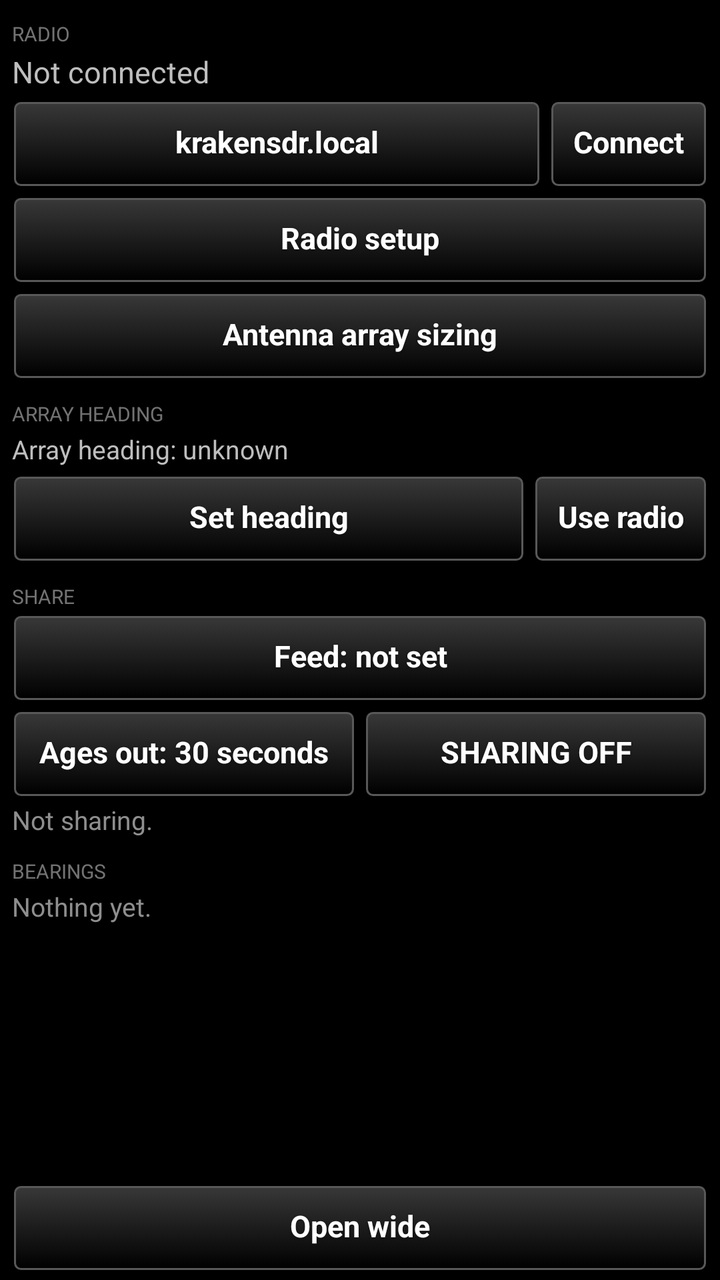
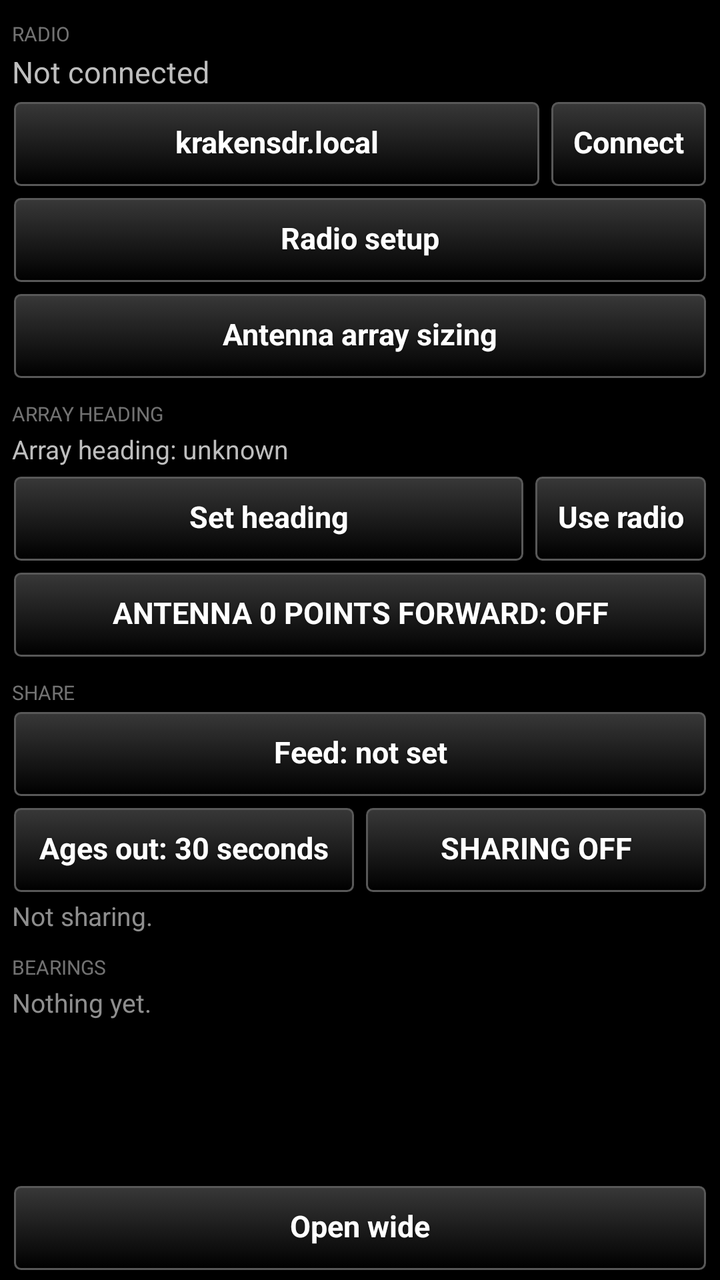

The first picture is an Android layout as it rendered before a commit; the second is the same layout after the commit. The layout source and the unified diff follow.
<!-- AndroidManifest.xml: application theme AppTheme -->
<!-- res/layout/signaldf_pane.xml -->
<?xml version="1.0" encoding="utf-8"?>
<LinearLayout xmlns:android="http://schemas.android.com/apk/res/android"
    android:layout_width="match_parent"
    android:layout_height="match_parent"
    android:orientation="vertical"
    android:paddingLeft="6dp"
    android:paddingRight="6dp">

    <ScrollView
        android:layout_width="match_parent"
        android:layout_height="0dp"
        android:layout_weight="1"
        android:fadeScrollbars="false">

        <LinearLayout
            android:layout_width="match_parent"
            android:layout_height="wrap_content"
            android:orientation="vertical">

            <TextView
                style="@style/SectionHeading"
                android:text="Radio" />

            <TextView
                android:id="@+id/status"
                android:layout_width="match_parent"
                android:layout_height="wrap_content"
                android:textSize="15sp"
                android:text="Not connected" />

            <TextView
                android:id="@+id/feed_line"
                android:layout_width="match_parent"
                android:layout_height="wrap_content"
                android:textSize="12sp"
                android:alpha="0.75"
                android:paddingTop="2dp"
                android:visibility="gone" />

            <LinearLayout
                android:layout_width="match_parent"
                android:layout_height="wrap_content"
                android:orientation="horizontal"
                android:paddingTop="4dp">

                <Button
                    style="@style/TakwerxButton"
                    android:id="@+id/host"
                    android:layout_width="0dp"
                    android:layout_weight="1"
                    android:layout_height="wrap_content"
                    android:text="krakensdr.local" />

                <Button
                    style="@style/TakwerxButton"
                    android:id="@+id/connect"
                    android:layout_width="wrap_content"
                    android:layout_height="wrap_content"
                    android:layout_marginLeft="4dp"
                    android:text="Connect" />
            </LinearLayout>

            <Button
                style="@style/TakwerxButton"
                android:id="@+id/radio_setup"
                android:layout_width="match_parent"
                android:layout_height="wrap_content"
                android:layout_marginTop="4dp"
                android:text="Radio setup" />

            <Button
                style="@style/TakwerxButton"
                android:id="@+id/array_calc"
                android:layout_width="match_parent"
                android:layout_height="wrap_content"
                android:layout_marginTop="4dp"
                android:text="Antenna array sizing" />

            <TextView
                style="@style/SectionHeading"
                android:text="Array heading" />

            <TextView
                android:id="@+id/heading_provenance"
                android:layout_width="match_parent"
                android:layout_height="wrap_content"
                android:textSize="13sp"
                android:text="Array heading: unknown" />

            <LinearLayout
                android:layout_width="match_parent"
                android:layout_height="wrap_content"
                android:orientation="horizontal"
                android:paddingTop="4dp">

                <Button
                    style="@style/TakwerxButton"
                    android:id="@+id/set_heading"
                    android:layout_width="0dp"
                    android:layout_weight="1"
                    android:layout_height="wrap_content"
                    android:text="Set heading" />

                <Button
                    style="@style/TakwerxButton"
                    android:id="@+id/clear_heading"
                    android:layout_width="wrap_content"
                    android:layout_height="wrap_content"
                    android:layout_marginLeft="4dp"
                    android:text="Use radio" />
            </LinearLayout>

            <TextView
                style="@style/SectionHeading"
                android:text="Share" />

            <Button
                style="@style/TakwerxButton"
                android:id="@+id/share_feed"
                android:layout_width="match_parent"
                android:layout_height="wrap_content"
                android:text="Feed: not set" />

            <LinearLayout
                android:layout_width="match_parent"
                android:layout_height="wrap_content"
                android:orientation="horizontal"
                android:paddingTop="4dp">

                <Button
                    style="@style/TakwerxButton"
                    android:id="@+id/share_stale"
                    android:layout_width="0dp"
                    android:layout_weight="1"
                    android:layout_height="wrap_content"
                    android:text="Ages out: 30 seconds" />

                <Button
                    style="@style/TakwerxButton"
                    android:id="@+id/share_toggle"
                    android:layout_width="0dp"
                    android:layout_weight="1"
                    android:layout_height="wrap_content"
                    android:layout_marginLeft="4dp"
                    android:text="SHARING OFF" />
            </LinearLayout>

            <TextView
                android:id="@+id/share_note"
                android:layout_width="match_parent"
                android:layout_height="wrap_content"
                android:textSize="13sp"
                android:alpha="0.75"
                android:paddingTop="2dp"
                android:text="Not sharing." />

            <TextView
                style="@style/SectionHeading"
                android:id="@+id/bearings_heading"
                android:text="Bearings" />

            <TextView
                android:id="@+id/bearings_note"
                android:layout_width="match_parent"
                android:layout_height="wrap_content"
                android:textSize="13sp"
                android:alpha="0.75"
                android:text="Nothing yet." />

            <LinearLayout
                android:id="@+id/vfo_rows"
                android:layout_width="match_parent"
                android:layout_height="wrap_content"
                android:orientation="vertical"
                android:paddingTop="2dp" />

            <TextView
                android:id="@+id/unverified"
                android:layout_width="match_parent"
                android:layout_height="wrap_content"
                android:textSize="12sp"
                android:paddingTop="10dp"
                android:paddingBottom="6dp"
                android:visibility="gone" />

        </LinearLayout>
    </ScrollView>

    <Button
        style="@style/TakwerxButton"
        android:id="@+id/wide_narrow"
        android:layout_width="match_parent"
        android:layout_height="wrap_content"
        android:layout_marginTop="4dp"
        android:layout_marginBottom="4dp"
        android:text="Open wide" />

</LinearLayout>
<!-- resources referenced by this layout -->
<resources>
  <style name="SectionHeading">
          <item name="android:layout_width">match_parent</item>
          <item name="android:layout_height">wrap_content</item>
          <item name="android:textSize">10sp</item>
          <item name="android:textAllCaps">true</item>
          <item name="android:paddingTop">10dp</item>
          <item name="android:paddingBottom">2dp</item>
          <item name="android:alpha">0.6</item>
      </style>
  <style name="TakwerxButton" parent="@style/darkButton">
          <item name="android:paddingLeft">12dp</item>
          <item name="android:paddingRight">12dp</item>
          <item name="android:paddingTop">6dp</item>
          <item name="android:paddingBottom">8dp</item>
          <item name="android:minHeight">44dp</item>
          <item name="android:minWidth">0dp</item>
          <item name="android:textSize">15sp</item>
          <item name="android:singleLine">true</item>
          <item name="android:ellipsize">end</item>
      </style>
  <style name="AppTheme" parent="@android:style/Theme.Holo">
          <item name="android:buttonStyle">@android:style/Widget.Button</item>
          <item name="android:imageButtonStyle">@android:style/Widget.Button</item>
          <item name="android:buttonStyleToggle">@android:style/Widget.Button</item>
          <item name="android:spinnerStyle">@style/ATAKSpinner</item>
          <item name="android:spinnerItemStyle">@style/ATAKSpinnerItem</item>
          <item name="android:editTextStyle">@style/ATAKEditText</item>
      </style>
  <style name="darkButton" parent="@android:style/Widget.Button">
          <item name="android:background">@drawable/btn_gray</item>
          <item name="android:shadowColor">@color/darker_gray</item>
          <item name="android:shadowDy">1</item>
          <item name="android:shadowRadius">2</item>
          <item name="android:textColor">@color/white</item>
          <item name="android:textStyle">bold</item>
          <item name="android:paddingTop">0dp</item>
          <item name="android:paddingBottom">3dp</item>
          <item name="android:textSize">@dimen/fontSize</item>
      </style>
  <style name="ATAKSpinner" parent="@android:style/Widget.Spinner">
          <item name="android:spinnerMode">dialog</item>
      </style>
  <style name="ATAKSpinnerItem">
          <item name="android:textColor">@android:color/white</item>
          <item name="android:dropDownVerticalOffset">0dip</item>
          <item name="android:dropDownHorizontalOffset">0dip</item>
          <item name="android:dropDownWidth">wrap_content</item>
          <item name="android:gravity">left|center_vertical</item>
      </style>
  <style name="ATAKEditText" parent="@android:style/Widget.EditText">
          
          
  
          
          <item name="android:imeOptions">flagNoFullscreen</item>
      </style>
  <color name="darker_gray">#121212</color>
  <color name="white">#ffffff</color>
  <dimen name="fontSize">14sp</dimen>
  <!-- drawable new_dark_button_disabled (drawable) -->
  <?xml version="1.0" encoding="utf-8"?>
  <layer-list xmlns:android="http://schemas.android.com/apk/res/android">
      <item android:bottom="1dp" android:right="1dp" android:left="1dp" android:top="1dp">
          <shape android:shape="rectangle">
              <corners android:radius="3dp" />
              <stroke
                  android:width="1dp"
                  android:color="#484848" />
              <solid android:color="#484848" />
          </shape>
      </item>
  </layer-list>
  <!-- unchanged entries left out for length: 3 -->
</resources>

<!-- the commit's change to res/layout/signaldf_pane.xml (unified diff, before → after) -->
@@ -109,6 +109,14 @@
                     android:layout_marginLeft="4dp"
                     android:text="Use radio" />
             </LinearLayout>
+
+            <Button
+                style="@style/TakwerxButton"
+                android:id="@+id/antenna0_forward"
+                android:layout_width="match_parent"
+                android:layout_height="wrap_content"
+                android:layout_marginTop="4dp"
+                android:text="ANTENNA 0 POINTS FORWARD: OFF" />
 
             <TextView
                 style="@style/SectionHeading"
